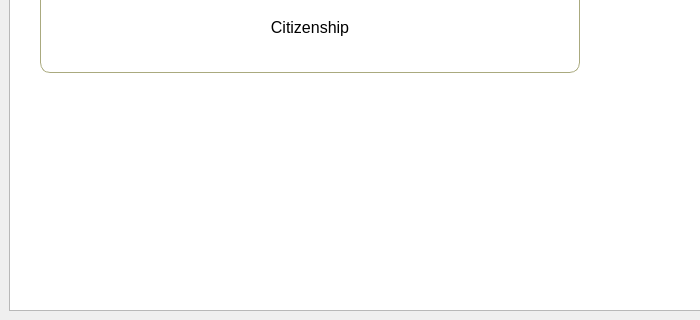
First picture: the form in Smartward/mainwindow.ui, repository cygnus55/smartward, before the edit; both pictures show x 0 to 700 and y 448 to 768 of the 1366 by 768 pixel window.
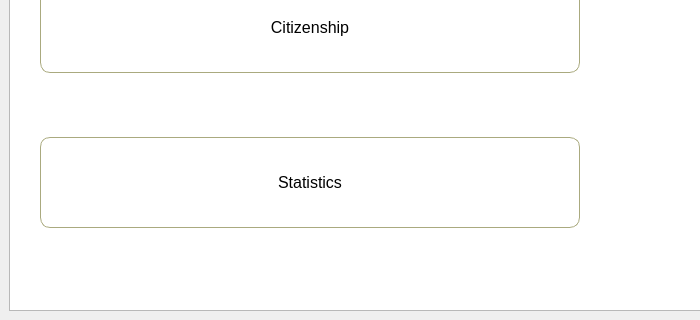
Second picture: the form after the edit. Icons and pictures are not drawn.

Patch:
```diff
--- a/Smartward/mainwindow.ui
+++ b/Smartward/mainwindow.ui
@@ -286,6 +286,19 @@
            <string>Relationship Verification</string>
           </property>
          </widget>
+         <widget class="QPushButton" name="statistics_button">
+          <property name="geometry">
+           <rect>
+            <x>30</x>
+            <y>375</y>
+            <width>540</width>
+            <height>91</height>
+           </rect>
+          </property>
+          <property name="text">
+           <string>Statistics</string>
+          </property>
+         </widget>
         </widget>
         <widget class="QWidget" name="change_password">
          <widget class="QGroupBox" name="groupBox">
```
